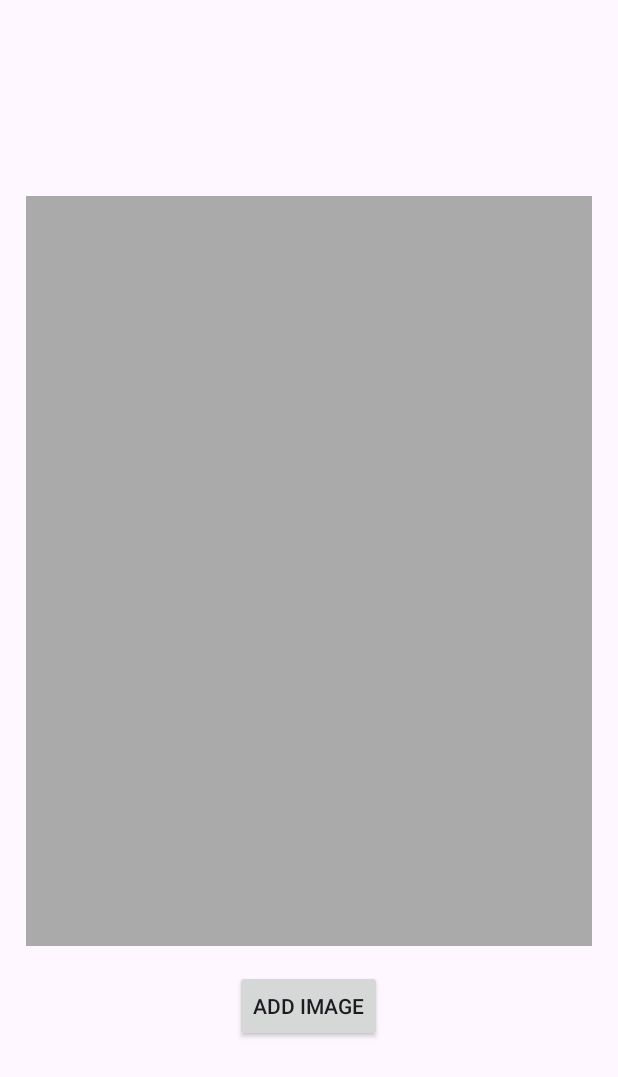
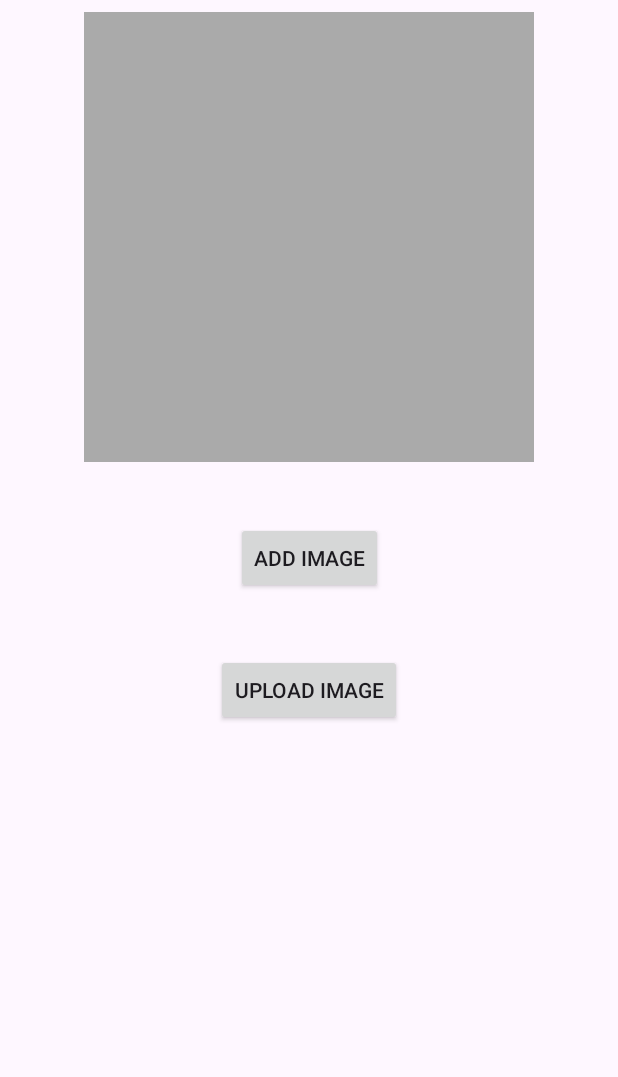
Before and after one commit to GiorgiZan/AndroidHomeworks, an Android app: the screen it shows after launch (MainActivity), on a phone screen of 412 x 824 dp. Shown: the top 1077 px of the screen. Run offline under Robolectric (Android 15) with nearby library versions, the phone set to English and light mode, and no system bars; our stand-ins replace Dagger/Hilt's generated code; libraries missing offline, so code that uses them is left out: androidx.hilt.work.

Commit message:
vai sacodao saqartvevlo v2 NEED TO CHANGE THIS ASAP

```diff
--- a/app/build.gradle.kts
+++ b/app/build.gradle.kts
@@ -83,6 +83,11 @@ dependencies {
     implementation(libs.firebase.storage.ktx)
     implementation(libs.firebase.messaging)
 
+    implementation(libs.google.firebase.storage.ktx)
+    implementation(libs.androidx.work.runtime.ktx)
+    implementation(libs.androidx.hilt.work)
+
+
 }
 
 kapt {
--- a/app/src/main/AndroidManifest.xml
+++ b/app/src/main/AndroidManifest.xml
@@ -10,6 +10,7 @@
     <uses-feature android:name="android.hardware.camera" android:required="true" />
 
     <application
+        android:name=".app.App"
         android:allowBackup="true"
         android:dataExtractionRules="@xml/data_extraction_rules"
         android:fullBackupContent="@xml/backup_rules"
--- a/app/src/main/java/com/example/androidhomeworks/app/App.kt
+++ b/app/src/main/java/com/example/androidhomeworks/app/App.kt
@@ -5,11 +5,22 @@ import android.app.NotificationChannel
 import android.app.NotificationManager
 import android.content.Context
 import android.os.Build
+import androidx.hilt.work.HiltWorkerFactory
+import androidx.work.Configuration
 import com.example.androidhomeworks.R
 import dagger.hilt.android.HiltAndroidApp
+import javax.inject.Inject
 
 @HiltAndroidApp
-class App  :Application() {
+class App : Application(), Configuration.Provider {
+
+    @Inject
+    lateinit var workerFactory: HiltWorkerFactory
+
+    override val workManagerConfiguration: Configuration
+        get() = Configuration.Builder()
+            .setWorkerFactory(workerFactory)
+            .build()
 
     override fun onCreate() {
         super.onCreate()
--- a/app/src/main/java/com/example/androidhomeworks/presentation/activity/MainActivity.kt
+++ b/app/src/main/java/com/example/androidhomeworks/presentation/activity/MainActivity.kt
@@ -8,7 +8,9 @@ import androidx.activity.result.contract.ActivityResultContracts
 import androidx.appcompat.app.AppCompatActivity
 import androidx.core.content.ContextCompat
 import com.example.androidhomeworks.databinding.ActivityMainBinding
+import dagger.hilt.android.AndroidEntryPoint
 
+@AndroidEntryPoint
 class MainActivity : AppCompatActivity() {
     private lateinit var binding: ActivityMainBinding
 
--- a/app/src/main/res/layout/fragment_picture.xml
+++ b/app/src/main/res/layout/fragment_picture.xml
@@ -1,22 +1,58 @@
 <?xml version="1.0" encoding="utf-8"?>
-<LinearLayout xmlns:android="http://schemas.android.com/apk/res/android"
+<androidx.constraintlayout.widget.ConstraintLayout xmlns:android="http://schemas.android.com/apk/res/android"
     android:layout_width="match_parent"
     android:layout_height="match_parent"
+    xmlns:app="http://schemas.android.com/apk/res-auto"
     android:orientation="vertical"
-    android:gravity="center"
-    android:padding="16dp">
+    android:gravity="center">
 
     <androidx.appcompat.widget.AppCompatImageView
         android:id="@+id/ivSelected"
-        android:layout_width="500dp"
-        android:layout_height="500dp"
+        android:layout_width="300dp"
+        android:layout_height="300dp"
+        android:background="@android:color/darker_gray"
         android:scaleType="centerCrop"
-        android:background="@android:color/darker_gray" />
+        android:layout_marginTop="40dp"
+        app:layout_constraintEnd_toEndOf="parent"
+        app:layout_constraintStart_toStartOf="parent"
+        app:layout_constraintTop_toTopOf="parent" />
 
     <androidx.appcompat.widget.AppCompatButton
         android:id="@+id/btnAddImage"
         android:layout_width="wrap_content"
         android:layout_height="wrap_content"
         android:text="@string/add_image"
-        android:layout_marginTop="16dp"/>
-</LinearLayout>
+        app:layout_constraintEnd_toEndOf="parent"
+        android:layout_marginTop="40dp"
+        app:layout_constraintStart_toStartOf="parent"
+        app:layout_constraintTop_toBottomOf="@+id/ivSelected" />
+
+    <androidx.appcompat.widget.AppCompatButton
+        android:id="@+id/btnUploadImage"
+        android:layout_width="wrap_content"
+        android:layout_height="wrap_content"
+        android:text="@string/upload_image"
+        android:layout_marginTop="40dp"
+        app:layout_constraintEnd_toEndOf="parent"
+        app:layout_constraintStart_toStartOf="parent"
+        app:layout_constraintTop_toBottomOf="@+id/btnAddImage" />
+
+    <FrameLayout
+        android:id="@+id/loading"
+        android:layout_width="match_parent"
+        android:layout_height="0dp"
+        android:background="@color/loading"
+        android:elevation="10dp"
+        android:visibility="gone"
+        app:layout_constraintBottom_toBottomOf="parent"
+        app:layout_constraintEnd_toEndOf="parent"
+        app:layout_constraintStart_toStartOf="parent"
+        app:layout_constraintTop_toTopOf="parent">
+
+        <ProgressBar
+            android:id="@+id/progressBar"
+            android:layout_width="150dp"
+            android:layout_height="150dp"
+            android:layout_gravity="center" />
+    </FrameLayout>
+</androidx.constraintlayout.widget.ConstraintLayout>
--- a/app/src/main/res/values/colors.xml
+++ b/app/src/main/res/values/colors.xml
@@ -3,5 +3,6 @@
     <color name="black">#FF000000</color>
     <color name="white">#FFFFFFFF</color>
     <color name="bright_red">#BA2234</color>
+    <color name="loading">#80000000</color>
     <color name="light_green">#ACE498</color>
 </resources>
--- a/app/src/main/res/values/strings.xml
+++ b/app/src/main/res/values/strings.xml
@@ -8,4 +8,8 @@
     <string name="take_a_picture">Take a Picture</string>
     <string name="select_image_from_gallery">Select Image from Gallery</string>
     <string name="add_image">Add Image</string>
+    <string name="upload_image">upload image</string>
+    <string name="please_select_an_image_first">Please select an image first.</string>
+    <string name="image_uploaded_successfully">Image uploaded successfully: %1$s</string>
+    <string name="upload_failed">Upload failed: %1$s</string>
 </resources>
--- a/gradle/libs.versions.toml
+++ b/gradle/libs.versions.toml
@@ -27,6 +27,8 @@ kspVer = "2.0.21-1.0.27"
 hiltVer = "2.51.1"
 googleServices = "4.4.2"
 firebaseBom = "33.11.0"
+workRuntimeKtx = "2.10.0"
+hiltWorkVer = "1.2.0"
 
 [libraries]
 androidx-core-ktx = { group = "androidx.core", name = "core-ktx", version.ref = "coreKtx" }
@@ -34,6 +36,8 @@ androidx-core-splashscreen = { module = "androidx.core:core-splashscreen", versi
 androidx-navigation-fragment = { module = "androidx.navigation:navigation-fragment", version.ref = "navigationFragment" }
 androidx-navigation-ui = { module = "androidx.navigation:navigation-ui", version.ref = "navigationFragment" }
 androidx-room-paging = { module = "androidx.room:room-paging", version.ref = "roomRuntime" }
+    androidx-work-runtime-ktx = { module = "androidx.work:work-runtime-ktx", version.ref = "workRuntimeKtx" }
+google-firebase-storage-ktx = { module = "com.google.firebase:firebase-storage-ktx" }
 hilt-android = { module = "com.google.dagger:hilt-android", version.ref = "hiltAndroid" }
 hilt-android-compiler = { module = "com.google.dagger:hilt-android-compiler", version.ref = "hiltAndroid" }
 junit = { group = "junit", name = "junit", version.ref = "junit" }
@@ -59,6 +63,7 @@ androidx-room-runtime = { module = "androidx.room:room-runtime" , version.ref =
 firebase-bom = { module = "com.google.firebase:firebase-bom", version.ref = "firebaseBom" }
 firebase-storage-ktx = { module = "com.google.firebase:firebase-storage-ktx" }
 firebase-messaging = { module = "com.google.firebase:firebase-messaging" }
+androidx-hilt-work = { module = "androidx.hilt:hilt-work", version.ref = "hiltWorkVer" }
 
 [plugins]
 android-application = { id = "com.android.application", version.ref = "agp" }
```
Also changed, not shown: app/src/main/java/com/example/androidhomeworks/data/repository/UploadImageRepositoryImpl.kt (added, +29 -0 lines), app/src/main/java/com/example/androidhomeworks/data/worker/UploadImageWorker.kt (added, +52 -0 lines), app/src/main/java/com/example/androidhomeworks/di/RepositoryModule.kt (added, +17 -0 lines), app/src/main/java/com/example/androidhomeworks/di/WorkerModule.kt (added, +19 -0 lines), app/src/main/java/com/example/androidhomeworks/domain/Resource.kt (added, +7 -0 lines), app/src/main/java/com/example/androidhomeworks/domain/repository/UploadImageRepository.kt (added, +8 -0 lines), app/src/main/java/com/example/androidhomeworks/domain/usecase/UploadImageUseCase.kt (added, +14 -0 lines), app/src/main/java/com/example/androidhomeworks/presentation/screens/picture/PictureFragment.kt (+47 -1 lines), app/src/main/java/com/example/androidhomeworks/presentation/screens/picture/PictureViewModel.kt (added, +55 -0 lines).
